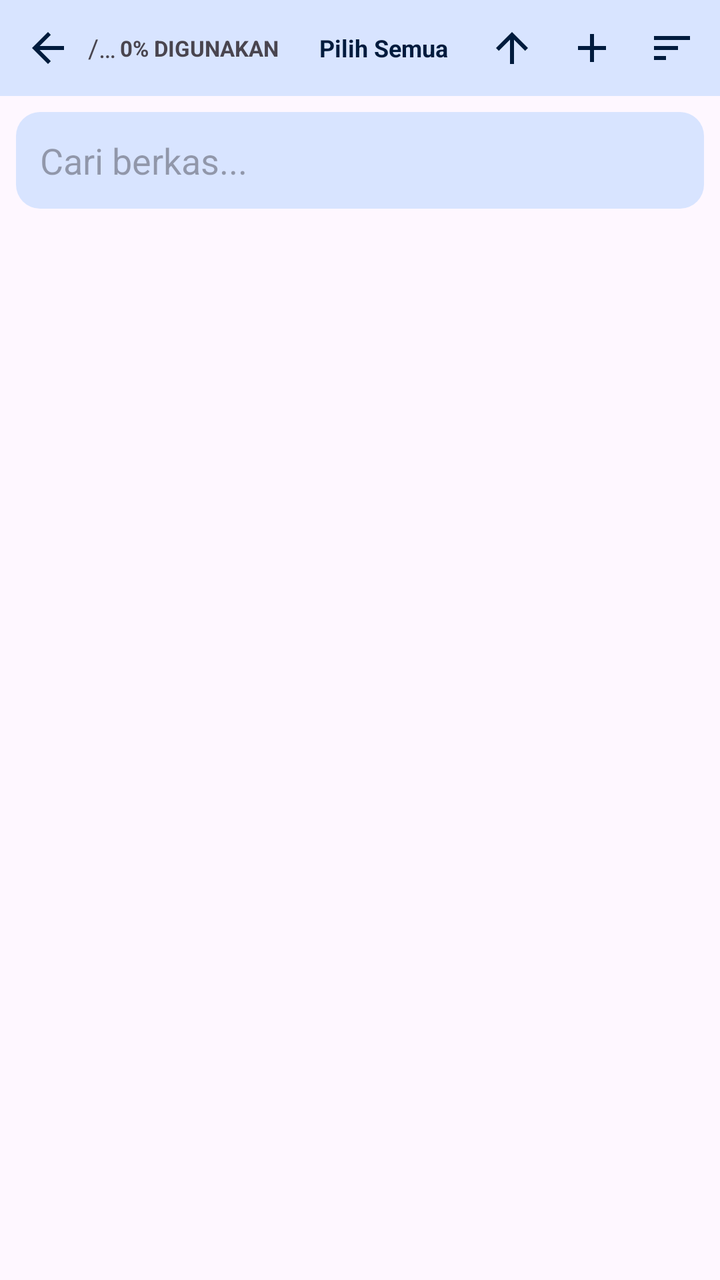
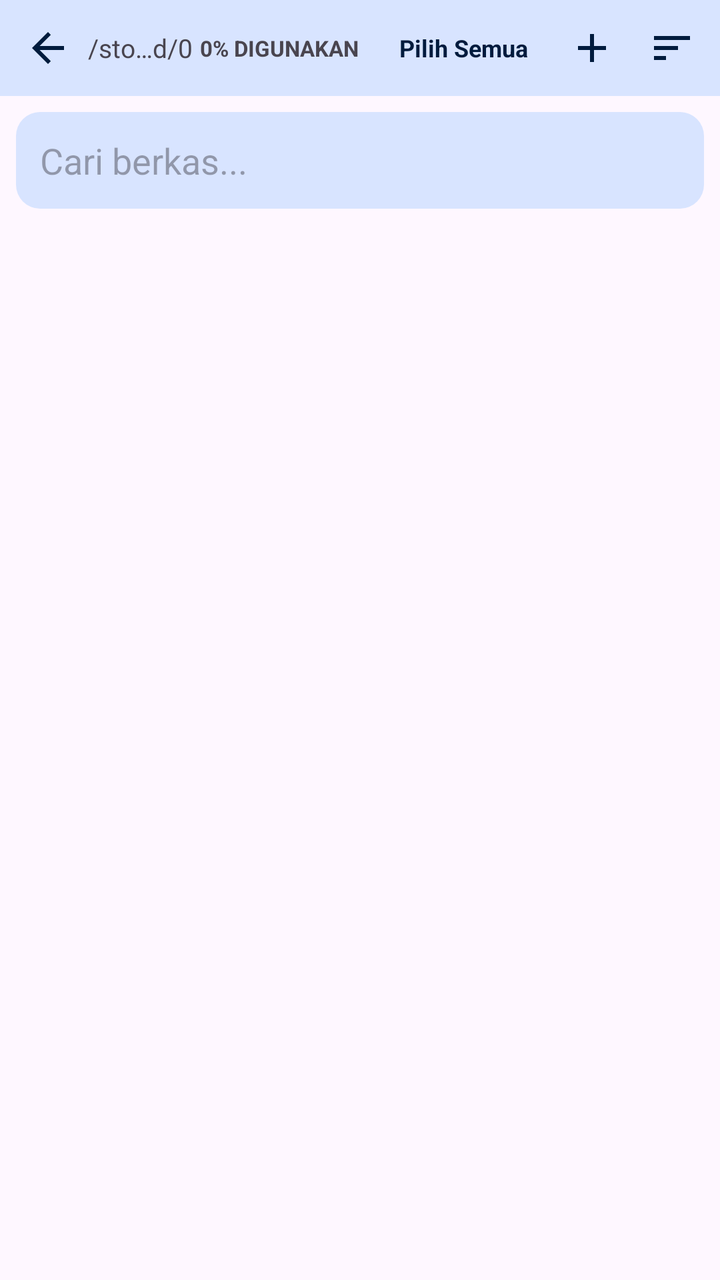

Before-and-after screenshots of an Android layout around one commit, followed by the original layout XML and the change that was made.
<!-- AndroidManifest.xml: application theme Theme.PlaManajer -->
<!-- res/layout/activity_file_manager.xml -->
<?xml version="1.0" encoding="utf-8"?>
<androidx.coordinatorlayout.widget.CoordinatorLayout
    xmlns:android="http://schemas.android.com/apk/res/android"
    xmlns:app="http://schemas.android.com/apk/res-auto"
    android:layout_width="match_parent"
    android:layout_height="match_parent"
    android:background="?android:attr/colorBackground">

    <LinearLayout
        android:layout_width="match_parent"
        android:layout_height="match_parent"
        android:orientation="vertical">

        
        <LinearLayout
            android:layout_width="match_parent"
            android:layout_height="wrap_content"
            android:background="?attr/colorPrimaryContainer"
            android:gravity="center_vertical"
            android:orientation="horizontal"
            android:padding="4dp">
            <ImageButton
                android:id="@+id/btnTopBack"
                android:layout_width="40dp"
                android:layout_height="40dp"
                android:background="?attr/selectableItemBackgroundBorderless"
                android:src="@drawable/ic_back"
                app:tint="?attr/colorOnPrimaryContainer" />
            <TextView
                android:id="@+id/tvPath"
                android:layout_width="0dp"
                android:layout_height="wrap_content"
                android:layout_weight="1"
                android:ellipsize="middle"
                android:maxLines="1"
                android:text="/storage/emulated/0"
                android:textSize="13sp" />
            
            
            <TextView
                android:id="@+id/tvStorageInfo"
                android:layout_width="wrap_content"
                android:layout_height="wrap_content"
                android:text="0% DIGUNAKAN"
                android:textSize="11sp"
                android:textStyle="bold"
                android:layout_marginEnd="8dp"/>
            
            <TextView
                android:id="@+id/btnSelectAllTop"
                android:layout_width="wrap_content"
                android:layout_height="40dp"
                android:background="?attr/selectableItemBackgroundBorderless"
                android:gravity="center"
                android:paddingHorizontal="12dp"
                android:text="Pilih Semua"
                android:textColor="?attr/colorOnPrimaryContainer"
                android:textSize="12sp"
                android:textStyle="bold" />

            <ImageButton
                android:id="@+id/btnTopUp"
                android:layout_width="40dp"
                android:layout_height="40dp"
                android:background="?attr/selectableItemBackgroundBorderless"
                android:src="@drawable/ic_up"
                app:tint="?attr/colorOnPrimaryContainer" />
            <ImageButton
                android:id="@+id/btnTopNew"
                android:layout_width="40dp"
                android:layout_height="40dp"
                android:background="?attr/selectableItemBackgroundBorderless"
                android:src="@drawable/ic_add"
                app:tint="?attr/colorOnPrimaryContainer" />
            <ImageButton
                android:id="@+id/btnSort"
                android:layout_width="40dp"
                android:layout_height="40dp"
                android:background="?attr/selectableItemBackgroundBorderless"
                android:src="@drawable/ic_sort"
                app:tint="?attr/colorOnPrimaryContainer" />
        </LinearLayout>

        <EditText
            android:id="@+id/etSearch"
            android:layout_width="match_parent"
            android:layout_height="wrap_content"
            android:layout_margin="8dp"
            android:background="@drawable/bg_card"
            android:hint="Cari berkas..."
            android:inputType="text"
            android:padding="12dp" />

        <androidx.recyclerview.widget.RecyclerView
            android:id="@+id/recycler"
            android:layout_width="match_parent"
            android:layout_height="0dp"
            android:layout_weight="1"
            android:clipToPadding="false" />

        
        <LinearLayout
            android:id="@+id/selectionToolbar"
            android:layout_width="match_parent"
            android:layout_height="wrap_content"
            android:background="#1E2A38"
            android:gravity="center_vertical"
            android:orientation="horizontal"
            android:padding="8dp"
            android:visibility="gone">
            
            <LinearLayout android:id="@+id/btnCopySelected" android:layout_width="0dp" android:layout_height="wrap_content" android:layout_weight="1" android:gravity="center" android:orientation="vertical">
                <ImageView android:layout_width="24dp" android:layout_height="24dp" android:src="@drawable/ic_copy" app:tint="#FFFFFF"/>
                <TextView android:layout_width="wrap_content" android:layout_height="wrap_content" android:text="Salin" android:textColor="#FFFFFF" android:textSize="11sp" />
            </LinearLayout>

            <LinearLayout android:id="@+id/btnMoveSelected" android:layout_width="0dp" android:layout_height="wrap_content" android:layout_weight="1" android:gravity="center" android:orientation="vertical">
                <ImageView android:layout_width="24dp" android:layout_height="24dp" android:src="@drawable/ic_move" app:tint="#FFFFFF"/>
                <TextView android:layout_width="wrap_content" android:layout_height="wrap_content" android:text="Pindahkan" android:textColor="#FFFFFF" android:textSize="11sp" />
            </LinearLayout>

            <LinearLayout android:id="@+id/btnRenameSelected" android:layout_width="0dp" android:layout_height="wrap_content" android:layout_weight="1" android:gravity="center" android:orientation="vertical">
                <ImageView android:layout_width="24dp" android:layout_height="24dp" android:src="@drawable/ic_rename" app:tint="#FFFFFF"/>
                <TextView android:layout_width="wrap_content" android:layout_height="wrap_content" android:text="Ganti Nama" android:textColor="#FFFFFF" android:textSize="11sp" />
            </LinearLayout>

            <LinearLayout android:id="@+id/btnDeleteSelected" android:layout_width="0dp" android:layout_height="wrap_content" android:layout_weight="1" android:gravity="center" android:orientation="vertical">
                <ImageView android:layout_width="24dp" android:layout_height="24dp" android:src="@drawable/ic_delete" app:tint="#FFFFFF"/>
                <TextView android:layout_width="wrap_content" android:layout_height="wrap_content" android:text="Hapus" android:textColor="#FFFFFF" android:textSize="11sp" />
            </LinearLayout>

            <LinearLayout android:id="@+id/btnMoreActions" android:layout_width="0dp" android:layout_height="wrap_content" android:layout_weight="1" android:gravity="center" android:orientation="vertical">
                <ImageView android:layout_width="24dp" android:layout_height="24dp" android:src="@drawable/ic_more" app:tint="#FFFFFF"/>
                <TextView android:layout_width="wrap_content" android:layout_height="wrap_content" android:text="Lainnya" android:textColor="#FFFFFF" android:textSize="11sp" />
            </LinearLayout>
        </LinearLayout>
    </LinearLayout>

    <com.google.android.material.floatingactionbutton.FloatingActionButton
        android:id="@+id/fabPaste"
        android:layout_width="wrap_content"
        android:layout_height="wrap_content"
        android:layout_gravity="bottom|end"
        android:layout_margin="16dp"
        android:contentDescription="Tempel"
        android:visibility="gone" 
        app:backgroundTint="#4CAF50"
        app:srcCompat="@drawable/ic_save" />
</androidx.coordinatorlayout.widget.CoordinatorLayout>
<!-- resources referenced by this layout -->
<resources>
  <!-- drawable bg_card (drawable) -->
  <?xml version="1.0" encoding="utf-8"?>
  <shape xmlns:android="http://schemas.android.com/apk/res/android"
      android:shape="rectangle">
      <solid android:color="?attr/colorPrimaryContainer"/>
      <corners android:radius="12dp"/>
  </shape>
  <!-- drawable ic_add (drawable) -->
  <vector xmlns:android="http://schemas.android.com/apk/res/android"
      android:width="24dp" android:height="24dp"
      android:viewportWidth="24" android:viewportHeight="24">
      <path android:fillColor="#FFFFFFFF"
          android:pathData="M19,13h-6v6h-2v-6H5v-2h6V5h2v6h6v2z"/>
  </vector>
  <!-- drawable ic_back (drawable) -->
  <vector xmlns:android="http://schemas.android.com/apk/res/android"
      android:width="24dp" android:height="24dp"
      android:viewportWidth="24" android:viewportHeight="24">
      <path android:fillColor="#FFFFFFFF"
          android:pathData="M20,11H7.83l5.59,-5.59L12,4l-8,8 8,8 1.41,-1.41L7.83,13H20v-2z"/>
  </vector>
  <!-- drawable ic_copy (drawable) -->
  <vector xmlns:android="http://schemas.android.com/apk/res/android" android:width="24dp" android:height="24dp" android:viewportWidth="24" android:viewportHeight="24"><path android:fillColor="#FFFFFF" android:pathData="M16,1L4,1c-1.1,0 -2,0.9 -2,2v14h2L4,3h12L16,1zM19,5L8,5c-1.1,0 -2,0.9 -2,2v14c0,1.1 0.9,2 2,2h11c1.1,0 2,-0.9 2,-2L21,7c0,-1.1 -0.9,-2 -2,-2zM19,21L8,21L8,7h11v14z"/></vector>
  <!-- drawable ic_delete (drawable) -->
  <vector xmlns:android="http://schemas.android.com/apk/res/android" android:width="24dp" android:height="24dp" android:viewportWidth="24" android:viewportHeight="24"><path android:fillColor="#FFFFFF" android:pathData="M6,19c0,1.1 0.9,2 2,2h8c1.1,0 2,-0.9 2,-2V7H6v12zM19,4h-3.5l-1,-1h-5l-1,1H5v2h14V4z"/></vector>
  <!-- drawable ic_more (drawable) -->
  <vector xmlns:android="http://schemas.android.com/apk/res/android" android:width="24dp" android:height="24dp" android:viewportWidth="24" android:viewportHeight="24"><path android:fillColor="#FFFFFF" android:pathData="M12,8c1.1,0 2,-0.9 2,-2s-0.9,-2 -2,-2 -2,0.9 -2,2 0.9,2 2,2zM12,10c-1.1,0 -2,0.9 -2,2s0.9,2 2,2 2,-0.9 2,-2 -0.9,-2 -2,-2zM12,16c-1.1,0 -2,0.9 -2,2s0.9,2 2,2 2,-0.9 2,-2 -0.9,-2 -2,-2z"/></vector>
  <!-- drawable ic_rename (drawable) -->
  <vector xmlns:android="http://schemas.android.com/apk/res/android" android:width="24dp" android:height="24dp" android:viewportWidth="24" android:viewportHeight="24"><path android:fillColor="#FFFFFF" android:pathData="M5,4v3h5.5v12h3V7H19V4z"/></vector>
  <!-- drawable ic_save (drawable) -->
  <vector xmlns:android="http://schemas.android.com/apk/res/android"
      android:width="24dp" android:height="24dp"
      android:viewportWidth="24" android:viewportHeight="24">
      <path android:fillColor="#FFFFFFFF"
          android:pathData="M9,16.17L4.83,12l-1.42,1.41L9,19 21,7l-1.41,-1.41z"/>
  </vector>
  <!-- drawable ic_sort (drawable) -->
  <?xml version="1.0" encoding="utf-8"?>
  <vector xmlns:android="http://schemas.android.com/apk/res/android"
      android:width="24dp" android:height="24dp"
      android:viewportWidth="24" android:viewportHeight="24">
      <path android:fillColor="#FFFFFFFF"
          android:pathData="M3,18h6v-2L3,16v2zM3,6v2h18L21,6L3,6zM3,13h12v-2L3,11v2z"/>
  </vector>
  <!-- drawable ic_up (drawable) -->
  <vector xmlns:android="http://schemas.android.com/apk/res/android"
      android:width="24dp" android:height="24dp"
      android:viewportWidth="24" android:viewportHeight="24">
      <path android:fillColor="#FFFFFFFF"
          android:pathData="M4,12l1.41,1.41L11,7.83V20h2V7.83l5.58,5.59L20,12l-8,-8 -8,8z"/>
  </vector>
  <color name="primary">#5B8DEF</color>
  <color name="on_primary">#FFFFFF</color>
  <color name="primary_container">#D8E4FF</color>
  <color name="on_primary_container">#001B3D</color>
  <!-- unchanged entries left out for length: 2 -->
</resources>

<!-- the commit's change to res/layout/activity_file_manager.xml (unified diff, before → after) -->
@@ -58,26 +58,24 @@
                 android:textSize="12sp"
                 android:textStyle="bold" />
 
-            <ImageButton
-                android:id="@+id/btnTopUp"
-                android:layout_width="40dp"
-                android:layout_height="40dp"
-                android:background="?attr/selectableItemBackgroundBorderless"
-                android:src="@drawable/ic_up"
-                app:tint="?attr/colorOnPrimaryContainer" />
+            
             <ImageButton
                 android:id="@+id/btnTopNew"
                 android:layout_width="40dp"
                 android:layout_height="40dp"
                 android:background="?attr/selectableItemBackgroundBorderless"
                 android:src="@drawable/ic_add"
+                android:contentDescription="Buat Folder Baru"
                 app:tint="?attr/colorOnPrimaryContainer" />
+
+            
             <ImageButton
                 android:id="@+id/btnSort"
                 android:layout_width="40dp"
                 android:layout_height="40dp"
                 android:background="?attr/selectableItemBackgroundBorderless"
                 android:src="@drawable/ic_sort"
+                android:contentDescription="Urutkan"
                 app:tint="?attr/colorOnPrimaryContainer" />
         </LinearLayout>
 
<!-- resource entries referenced after the edit -->
@@ -44,13 +44,6 @@
       <path android:fillColor="#FFFFFFFF"
           android:pathData="M3,18h6v-2L3,16v2zM3,6v2h18L21,6L3,6zM3,13h12v-2L3,11v2z"/>
   </vector>
-  <!-- drawable ic_up (drawable) -->
-  <vector xmlns:android="http://schemas.android.com/apk/res/android"
-      android:width="24dp" android:height="24dp"
-      android:viewportWidth="24" android:viewportHeight="24">
-      <path android:fillColor="#FFFFFFFF"
-          android:pathData="M4,12l1.41,1.41L11,7.83V20h2V7.83l5.58,5.59L20,12l-8,-8 -8,8z"/>
-  </vector>
   <color name="primary">#5B8DEF</color>
   <color name="on_primary">#FFFFFF</color>
   <color name="primary_container">#D8E4FF</color>
